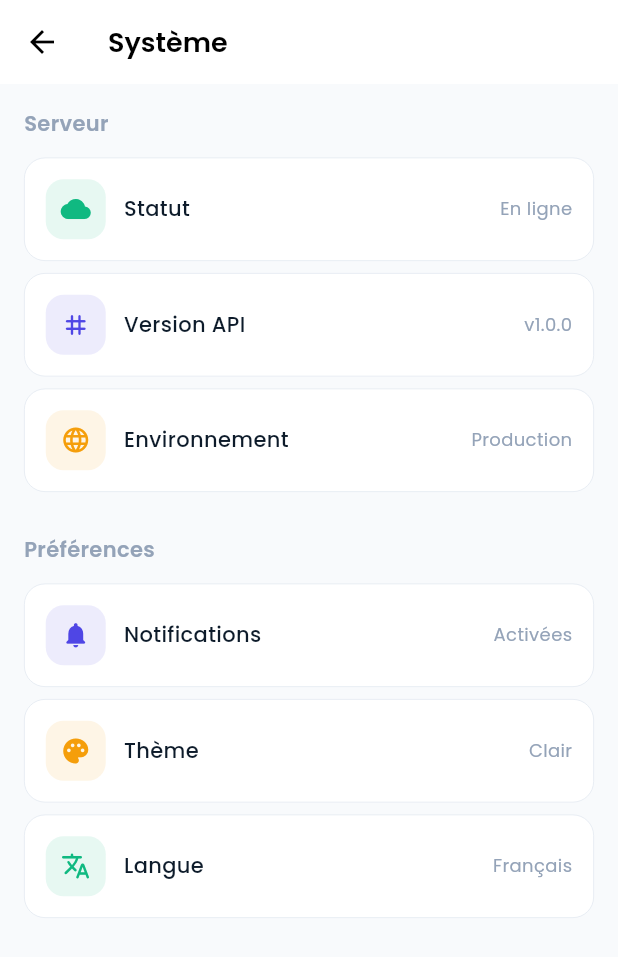
After one commit to CYBERCLAN23/Edutech, a Flutter app: the AdminSettings screen opened directly, on a phone screen of 412 x 824 dp. The commit adds this screen. Shown: the top 957 px of the screen. Run offline on Flutter 3.47's test engine with Material 3 defaults, Android fonts, the phone set to English and light mode, and no system bars; our stand-ins replace connectivity_plus, flutter_riverpod, flutter_secure_storage, google_fonts, hive_flutter; accounts and stored records are empty.

Commit message:
fix: create missing admin screens + copy_corrector initialValue fix

```diff
--- /dev/null
+++ b/lib/screens/admin/admin_settings.dart
@@ -0,0 +1,88 @@
+import 'package:flutter/material.dart';
+import 'package:flutter_riverpod/flutter_riverpod.dart';
+import 'package:google_fonts/google_fonts.dart';
+import 'package:educam_ai/theme/app_theme.dart';
+
+class AdminSettings extends ConsumerWidget {
+  const AdminSettings({super.key});
+
+  @override
+  Widget build(BuildContext context, WidgetRef ref) {
+    return Scaffold(
+      appBar: AppBar(
+        title: Text('Système', style: GoogleFonts.poppins(fontWeight: FontWeight.w600)),
+        backgroundColor: EduCamColors.surface,
+        elevation: 0,
+      ),
+      body: ListView(
+        padding: const EdgeInsets.all(16),
+        children: [
+          _Section(title: 'Serveur', items: [
+            _SettingTile(icon: Icons.cloud_rounded, label: 'Statut', value: 'En ligne', color: EduCamColors.success),
+            _SettingTile(icon: Icons.tag_rounded, label: 'Version API', value: 'v1.0.0', color: EduCamColors.accent),
+            _SettingTile(icon: Icons.language_rounded, label: 'Environnement', value: 'Production', color: EduCamColors.highlight),
+          ]),
+          const SizedBox(height: 20),
+          _Section(title: 'Préférences', items: [
+            _SettingTile(icon: Icons.notifications_rounded, label: 'Notifications', value: 'Activées', color: EduCamColors.accent),
+            _SettingTile(icon: Icons.palette_rounded, label: 'Thème', value: 'Clair', color: EduCamColors.highlight),
+            _SettingTile(icon: Icons.translate_rounded, label: 'Langue', value: 'Français', color: EduCamColors.success),
+          ]),
+        ],
+      ),
+    );
+  }
+}
+
+class _Section extends StatelessWidget {
+  final String title;
+  final List<Widget> items;
+  const _Section({required this.title, required this.items});
+
+  @override
+  Widget build(BuildContext context) {
+    return Column(
+      crossAxisAlignment: CrossAxisAlignment.start,
+      children: [
+        Text(title, style: GoogleFonts.poppins(fontSize: 14, fontWeight: FontWeight.w600, color: EduCamColors.secondaryText)),
+        const SizedBox(height: 12),
+        ...items,
+      ],
+    );
+  }
+}
+
+class _SettingTile extends StatelessWidget {
+  final IconData icon;
+  final String label;
+  final String value;
+  final Color color;
+  const _SettingTile({required this.icon, required this.label, required this.value, required this.color});
+
+  @override
+  Widget build(BuildContext context) {
+    return Container(
+      margin: const EdgeInsets.only(bottom: 8),
+      padding: const EdgeInsets.all(14),
+      decoration: BoxDecoration(
+        color: EduCamColors.surface,
+        borderRadius: BorderRadius.circular(14),
+        border: Border.all(color: EduCamColors.cardBorder, width: 0.5),
+      ),
+      child: Row(
+        children: [
+          Container(
+            width: 40, height: 40,
+            decoration: BoxDecoration(color: color.withOpacity(0.1), borderRadius: BorderRadius.circular(12)),
+            child: Icon(icon, color: color, size: 20),
+          ),
+          const SizedBox(width: 12),
+          Expanded(
+            child: Text(label, style: GoogleFonts.poppins(fontWeight: FontWeight.w500)),
+          ),
+          Text(value, style: GoogleFonts.poppins(fontSize: 12, color: EduCamColors.secondaryText)),
+        ],
+      ),
+    );
+  }
+}
--- a/lib/screens/copy_corrector_screen.dart
+++ b/lib/screens/copy_corrector_screen.dart
@@ -134,7 +134,7 @@ class _CopyCorrectorScreenState extends State<CopyCorrectorScreen> {
                 ),
                 const SizedBox(height: 8),
                 DropdownButtonFormField<String>(
-                  initialValue: _selectedSubject,
+                  value: _selectedSubject,
                   decoration: const InputDecoration(
                     contentPadding:
                         EdgeInsets.symmetric(horizontal: 16, vertical: 14),
```
Also changed, not shown: lib/screens/admin/admin_dashboard.dart (added, +89 -0 lines), lib/screens/admin/admin_users.dart (added, +99 -0 lines).
